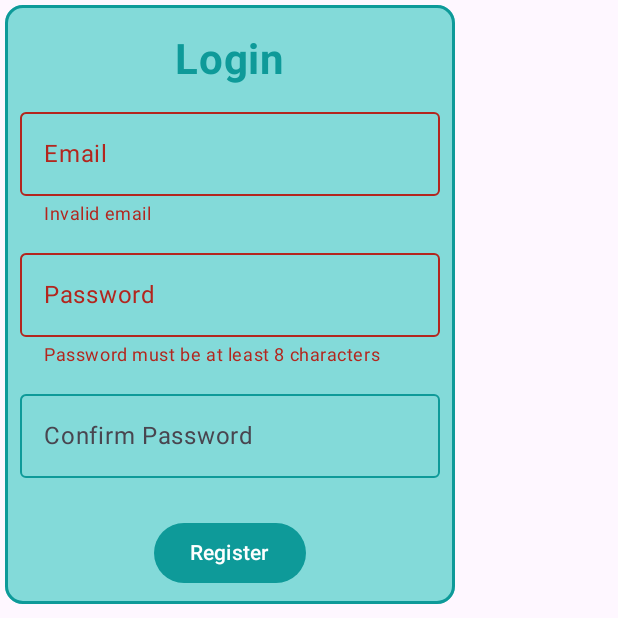
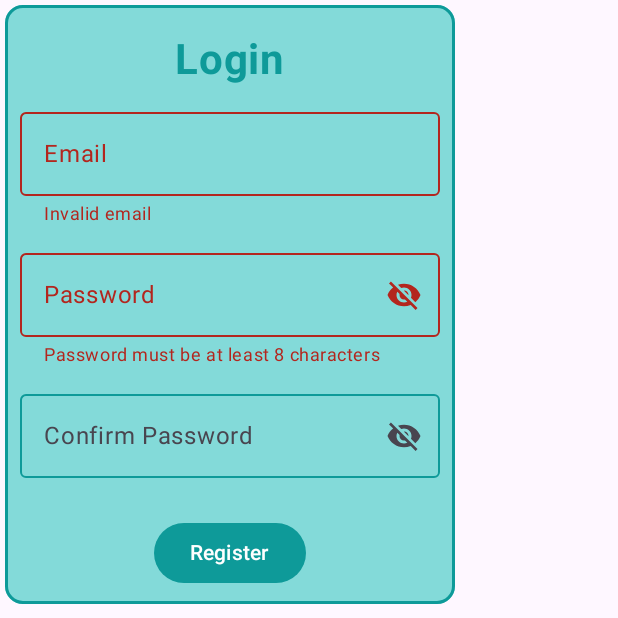
Before and after one commit to IcyHot10/CoReader, an Android app built with Jetpack Compose: the composable RegisterCard shown on its own in the app's theme, after a tap on "Register", on a phone screen of 412 x 824 dp, the top half of it. Run offline under Robolectric (Android 15) with nearby library versions, the phone set to English and light mode, and no system bars.

Commit message:
Made password fields secure

```diff
--- a/app/src/main/java/com/example/coreader/LoginScreen.kt
+++ b/app/src/main/java/com/example/coreader/LoginScreen.kt
@@ -22,9 +22,17 @@ import androidx.compose.foundation.layout.padding
 import androidx.compose.foundation.layout.size
 import androidx.compose.foundation.layout.width
 import androidx.compose.foundation.layout.wrapContentSize
+import androidx.compose.foundation.text.KeyboardOptions
+import androidx.compose.foundation.text.input.TextObfuscationMode
+import androidx.compose.foundation.text.input.rememberTextFieldState
+import androidx.compose.material.icons.Icons
+import androidx.compose.material.icons.filled.Visibility
+import androidx.compose.material.icons.filled.VisibilityOff
 import androidx.compose.material3.Button
 import androidx.compose.material3.CardColors
 import androidx.compose.material3.CardDefaults
+import androidx.compose.material3.Icon
+import androidx.compose.material3.IconButton
 import androidx.compose.material3.MaterialTheme
 import androidx.compose.material3.OutlinedCard
 import androidx.compose.material3.OutlinedSecureTextField
@@ -35,6 +43,7 @@ import androidx.compose.material3.TextButton
 import androidx.compose.material3.TextFieldColors
 import androidx.compose.material3.TextFieldDefaults
 import androidx.compose.runtime.Composable
+import androidx.compose.runtime.LaunchedEffect
 import androidx.compose.runtime.getValue
 import androidx.compose.runtime.mutableStateOf
 import androidx.compose.runtime.remember
@@ -47,6 +56,7 @@ import androidx.compose.ui.layout.ContentScale
 import androidx.compose.ui.layout.ModifierLocalBeyondBoundsLayout
 import androidx.compose.ui.res.painterResource
 import androidx.compose.ui.text.font.FontWeight
+import androidx.compose.ui.text.input.KeyboardType
 import androidx.compose.ui.text.style.LineHeightStyle
 import androidx.compose.ui.unit.dp
 import androidx.compose.ui.unit.sp
@@ -118,10 +128,6 @@ fun LoginCard(modifier: Modifier = Modifier, login: () -> Unit){
         }
     }
 
-    var password by rememberSaveable {
-        mutableStateOf("")
-    }
-
     var passwordIsError by rememberSaveable {
         mutableStateOf(false)
     }
@@ -130,19 +136,14 @@ fun LoginCard(modifier: Modifier = Modifier, login: () -> Unit){
         mutableStateOf("")
     }
 
+    val passwordState = rememberTextFieldState()
+    var passwordVisible by remember { mutableStateOf(false) }
+
     val validatePassword: () -> Unit = {
-        if (password.length < 8){
+        if (passwordState.text.length < 8){
             passwordIsError = true
             passwordError = "Password must be at least 8 characters"
         } else {
-            passwordIsError = false
-            passwordError = ""
-        }
-    }
-
-    val changePassword: (String) -> Unit = {
-        password = it
-        if (password.length >= 8){
             passwordIsError = false
             passwordError = ""
         }
@@ -156,14 +157,38 @@ fun LoginCard(modifier: Modifier = Modifier, login: () -> Unit){
         }
     }
 
+    LaunchedEffect(passwordState.text) {
+        if (passwordState.text.length >= 8){
+            passwordIsError = false
+            passwordError = ""
+        }
+    }
+
     OutlinedCard(modifier = modifier.wrapContentSize().defaultMinSize(300.dp, 50.dp).padding(3.dp), border = BorderStroke(2.dp, Teal)) {
         Column(horizontalAlignment = Alignment.CenterHorizontally, verticalArrangement = Arrangement.Center, modifier = Modifier.padding(10.dp)) {
             Spacer(modifier = Modifier.height(10.dp))
             Text("Login", fontSize = 28.sp, color = Teal, fontWeight = FontWeight.Bold)
             Spacer(modifier = Modifier.height(10.dp))
-            OutlinedTextField(value = email, onValueChange = { changeEmail(it) }, label = {Text("Email")}, colors = OutlinedTextFieldDefaults.colors(unfocusedBorderColor = Teal), isError = emailIsError, supportingText = { if (emailIsError) Text(emailError)})
+            OutlinedTextField(value = email, onValueChange = { changeEmail(it) }, label = {Text("Email")},
+                colors = OutlinedTextFieldDefaults.colors(unfocusedBorderColor = Teal), isError = emailIsError,
+                supportingText = { if (emailIsError) Text(emailError)}, )
             Spacer(modifier = Modifier.height(10.dp))
-            OutlinedTextField(value = password, onValueChange = { changePassword(it) }, label = {Text("Password")}, colors = OutlinedTextFieldDefaults.colors(unfocusedBorderColor = Teal), isError = passwordIsError, supportingText = { if (passwordIsError) Text(passwordError)})
+            OutlinedSecureTextField(state = passwordState, label = {Text("Password")}, colors = OutlinedTextFieldDefaults.colors(unfocusedBorderColor = Teal),
+                isError = passwordIsError, supportingText = { if (passwordIsError) Text(passwordError)},
+                trailingIcon = {
+                    IconButton(onClick = { passwordVisible = !passwordVisible }) {
+                        Icon(
+                            imageVector = if (passwordVisible) Icons.Filled.Visibility else Icons.Filled.VisibilityOff,
+                            contentDescription = if (passwordVisible) "Hide password" else "Show password"
+                        )
+                    }
+                },
+                textObfuscationMode = if (passwordVisible)
+                    TextObfuscationMode.Visible
+                else
+                    TextObfuscationMode.RevealLastTyped,
+                keyboardOptions = KeyboardOptions(keyboardType = KeyboardType.Password)
+            )
             Spacer(modifier = Modifier.height(10.dp))
             Button(onClick = {performLogin()}) {
                 Text("Login")
@@ -205,10 +230,6 @@ fun RegisterCard(modifier: Modifier = Modifier, register: () -> Unit){
         }
     }
 
-    var password by rememberSaveable {
-        mutableStateOf("")
-    }
-
     var passwordIsError by rememberSaveable {
         mutableStateOf(false)
     }
@@ -217,26 +238,17 @@ fun RegisterCard(modifier: Modifier = Modifier, register: () -> Unit){
         mutableStateOf("")
     }
 
+    val passwordState = rememberTextFieldState()
+    var passwordVisible by remember { mutableStateOf(false) }
+
     val validatePassword: () -> Unit = {
-        if (password.length < 8){
+        if (passwordState.text.length < 8){
             passwordIsError = true
             passwordError = "Password must be at least 8 characters"
         } else {
             passwordIsError = false
             passwordError = ""
         }
-    }
-
-    val changePassword: (String) -> Unit = {
-        password = it
-        if (password.length >= 8){
-            passwordIsError = false
-            passwordError = ""
-        }
-    }
-
-    var confirmPassword by rememberSaveable {
-        mutableStateOf("")
     }
 
     var confirmPasswordIsError by rememberSaveable {
@@ -247,19 +259,14 @@ fun RegisterCard(modifier: Modifier = Modifier, register: () -> Unit){
         mutableStateOf("")
     }
 
+    val confirmPasswordState = rememberTextFieldState()
+    var confirmPasswordVisible by remember { mutableStateOf(false) }
+
     val validateConfirmPassword: () -> Unit = {
-        if (password != confirmPassword){
+        if (passwordState.text != confirmPasswordState.text){
             confirmPasswordIsError = true
             confirmPasswordError = "Passwords do not match"
         } else {
-            confirmPasswordIsError = false
-            confirmPasswordError = ""
-        }
-    }
-
-    val changeConfirmPassword: (String) -> Unit = {
-        confirmPassword = it
-        if (password == confirmPassword){
             confirmPasswordIsError = false
             confirmPasswordError = ""
         }
@@ -270,7 +277,18 @@ fun RegisterCard(modifier: Modifier = Modifier, register: () -> Unit){
         validatePassword()
         validateConfirmPassword()
         if (!(emailIsError || passwordIsError || confirmPasswordIsError)){
-            register
+            register()
+        }
+    }
+
+    LaunchedEffect(passwordState.text, confirmPasswordState.text) {
+        if (passwordState.text.length >= 8){
+            passwordIsError = false
+            passwordError = ""
+        }
+        if (passwordState.text == confirmPasswordState.text){
+            confirmPasswordIsError = false
+            confirmPasswordError = ""
         }
     }
 
@@ -281,9 +299,40 @@ fun RegisterCard(modifier: Modifier = Modifier, register: () -> Unit){
             Spacer(modifier = Modifier.height(10.dp))
             OutlinedTextField(value = email, onValueChange = { changeEmail(it) }, label = {Text("Email")}, colors = OutlinedTextFieldDefaults.colors(unfocusedBorderColor = Teal), isError = emailIsError, supportingText = { if (emailIsError) Text(emailError)})
             Spacer(modifier = Modifier.height(10.dp))
-            OutlinedTextField(value = password, onValueChange = { changePassword(it) }, label = {Text("Password")}, colors = OutlinedTextFieldDefaults.colors(unfocusedBorderColor = Teal), isError = passwordIsError, supportingText = { if (passwordIsError) Text(passwordError)}, )
+            OutlinedSecureTextField(state = passwordState, label = {Text("Password")}, colors = OutlinedTextFieldDefaults.colors(unfocusedBorderColor = Teal),
+                isError = passwordIsError, supportingText = { if (passwordIsError) Text(passwordError)},
+                trailingIcon = {
+                    IconButton(onClick = { passwordVisible = !passwordVisible }) {
+                        Icon(
+                            imageVector = if (passwordVisible) Icons.Filled.Visibility else Icons.Filled.VisibilityOff,
+                            contentDescription = if (passwordVisible) "Hide password" else "Show password"
+                        )
+                    }
+                },
+                textObfuscationMode = if (passwordVisible)
+                    TextObfuscationMode.Visible
+                else
+                    TextObfuscationMode.RevealLastTyped,
+                keyboardOptions = KeyboardOptions(keyboardType = KeyboardType.Password)
+            )
             Spacer(modifier = Modifier.height(10.dp))
-            OutlinedTextField(value = confirmPassword, onValueChange = { changeConfirmPassword(it) }, label = {Text("Confirm Password")}, colors = OutlinedTextFieldDefaults.colors(unfocusedBorderColor = Teal), isError = confirmPasswordIsError, supportingText = { if (confirmPasswordIsError) Text(confirmPasswordError)})
+            OutlinedSecureTextField(state = confirmPasswordState, label = {Text("Confirm Password")},
+                colors = OutlinedTextFieldDefaults.colors(unfocusedBorderColor = Teal), isError = confirmPasswordIsError,
+                supportingText = { if (confirmPasswordIsError) Text(confirmPasswordError)},
+                trailingIcon = {
+                    IconButton(onClick = { confirmPasswordVisible = !confirmPasswordVisible }) {
+                        Icon(
+                            imageVector = if (confirmPasswordVisible) Icons.Filled.Visibility else Icons.Filled.VisibilityOff,
+                            contentDescription = if (confirmPasswordVisible) "Hide password" else "Show password"
+                        )
+                    }
+                },
+                textObfuscationMode = if (confirmPasswordVisible)
+                    TextObfuscationMode.Visible
+                else
+                    TextObfuscationMode.RevealLastTyped,
+                keyboardOptions = KeyboardOptions(keyboardType = KeyboardType.Password)
+            )
             Spacer(modifier = Modifier.height(10.dp))
             Button(onClick = {performRegister()}) {
                 Text("Register")
```
